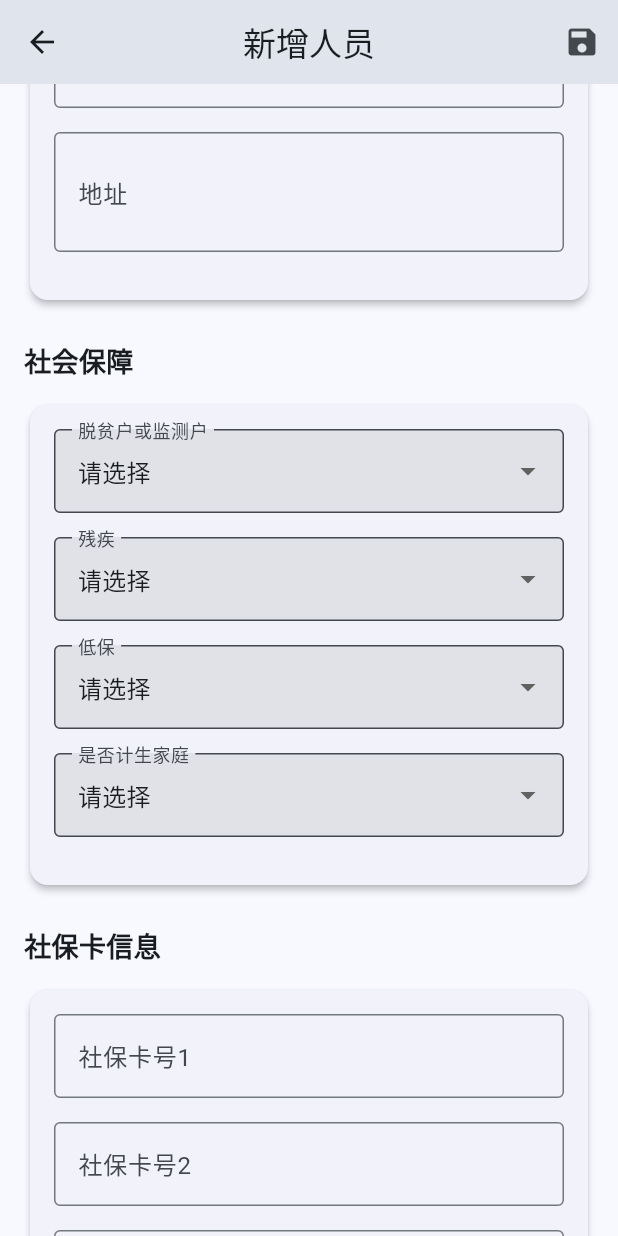
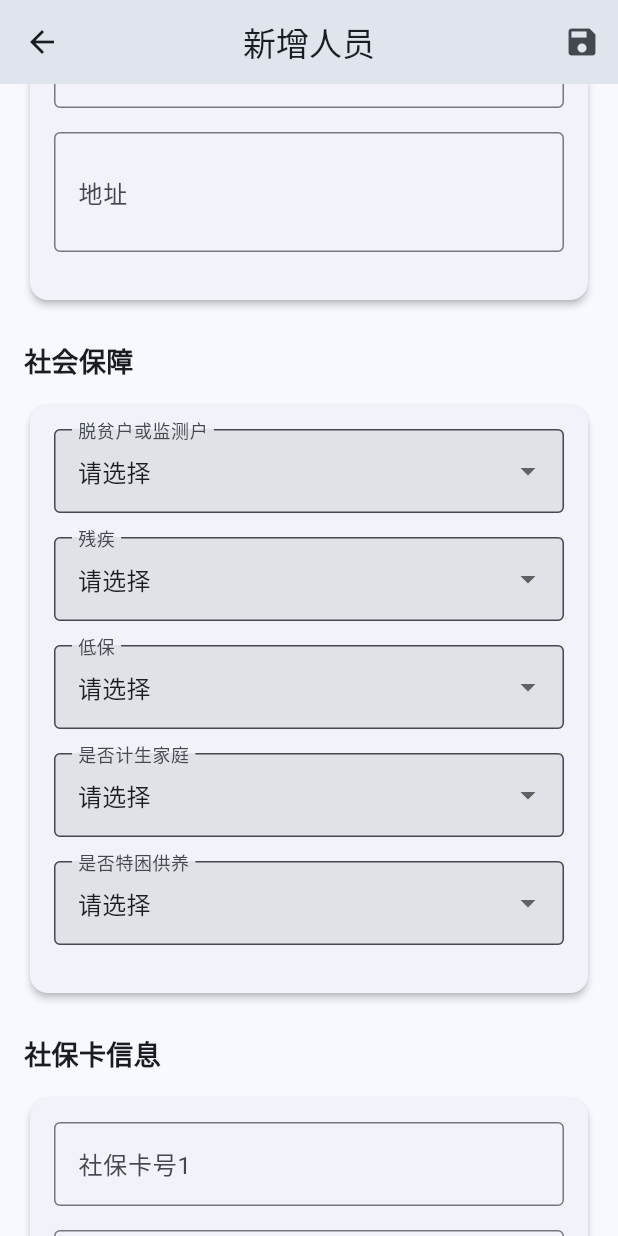
Before and after one commit to XTLT/db-population-system-mobile, a Flutter app: the PersonEditPage screen opened directly, scrolled down 576 dp, on a phone screen of 412 x 824 dp. Run offline on Flutter 3.47's test engine with Material 3 defaults, Android fonts, the phone set to English and light mode, and no system bars; our stand-ins replace cached_network_image, connectivity_plus, dio, fl_chart, flutter_local_notifications, flutter_secure_storage and 6 more; accounts and stored records are empty; network calls fail.

Commit message:
feat: 添加特困供养人员字段 (tekun + tekun_type)
新增字段:
- tekun: 是否特困供养 (是/否)
- tekun_type: 供养类型 (集中供养/散居特困)

修改范围 (19个文件):
- 数据库: server/database.py, desktop/core/database.py
  Person/DeletedPerson 模型 + 迁移 + 筛选 + 分布 + 对比
- 服务端API: persons.py, statistics.py, web_app.py, excel_importer.py
- 桌面端: main.py, edit_dialog, add_dialog, export_dialog, config, excel_importer
- 移动端: person model, edit/detail page, stats page, search, api

UI模式参照残疾/残疾等级:
选择'是'后弹出供养类型下拉框 (集中供养/散居特困)
统计页分别显示集中供养和散居特困人数

```diff
--- a/lib/api/person_api.dart
+++ b/lib/api/person_api.dart
@@ -40,6 +40,8 @@ class PersonApi {
     int? ageMax,
     String? disability,
     String? dibao,
+    String? tekun,
+    String? tekunType,
     String? isDead,
     int limit = 100,
   }) async {
@@ -53,6 +55,8 @@ class PersonApi {
         if (ageMax != null) 'age_max': ageMax,
         if (disability != null && disability.isNotEmpty) 'disability': disability,
         if (dibao != null && dibao.isNotEmpty) 'dibao': dibao,
+        if (tekun != null && tekun.isNotEmpty) 'tekun': tekun,
+        if (tekunType != null && tekunType.isNotEmpty) 'tekun_type': tekunType,
         if (isDead != null && isDead.isNotEmpty) 'is_dead': isDead,
         'limit': limit,
       });
--- a/lib/models/person.dart
+++ b/lib/models/person.dart
@@ -69,6 +69,8 @@ class Person {
   final String? disLevel;
   final String? dibao;
   final String? jisheng;
+  final String? tekun;
+  final String? tekunType;
   final String? socialCard1;
   final String? socialCard2;
   final String? socialCard3;
@@ -93,6 +95,8 @@ class Person {
     this.disLevel,
     this.dibao,
     this.jisheng,
+    this.tekun,
+    this.tekunType,
     this.socialCard1,
     this.socialCard2,
     this.socialCard3,
@@ -119,6 +123,8 @@ class Person {
       disLevel: json['dis_level'],
       dibao: json['dibao'],
       jisheng: json['jisheng'],
+      tekun: json['tekun'],
+      tekunType: json['tekun_type'],
       socialCard1: json['social_card1'],
       socialCard2: json['social_card2'],
       socialCard3: json['social_card3'],
@@ -147,6 +153,8 @@ class Person {
       'dis_level': disLevel,
       'dibao': dibao,
       'jisheng': jisheng,
+      'tekun': tekun,
+      'tekun_type': tekunType,
       'social_card1': socialCard1,
       'social_card2': socialCard2,
       'social_card3': socialCard3,
--- a/lib/pages/person/person_detail_page.dart
+++ b/lib/pages/person/person_detail_page.dart
@@ -256,6 +256,10 @@ class _PersonDetailPageState extends State<PersonDetailPage>
             ],
             _buildInfoItem('低保', person.dibao),
             _buildInfoItem('是否计生家庭', person.jisheng),
+            _buildInfoItem('是否特困供养', person.tekun),
+            if (person.tekun == '是') ...[
+              _buildInfoItem('供养类型', person.tekunType),
+            ],
           ]),
 
           _buildInfoSection('社保卡信息', [
--- a/lib/pages/person/person_edit_page.dart
+++ b/lib/pages/person/person_edit_page.dart
@@ -48,6 +48,8 @@ class _PersonEditPageState extends State<PersonEditPage> {
   String? _disLevel;
   String? _dibao;
   String? _jisheng;
+  String? _tekun;
+  String? _tekunType;
 
   String? _grade;
   String? _isLeftBehind;
@@ -92,6 +94,8 @@ class _PersonEditPageState extends State<PersonEditPage> {
     _disLevel = widget.person?.disLevel;
     _dibao = widget.person?.dibao;
     _jisheng = widget.person?.jisheng;
+    _tekun = widget.person?.tekun;
+    _tekunType = widget.person?.tekunType;
 
     _grade = widget.person?.education?.grade;
     _isLeftBehind = widget.person?.education?.isLeftBehind;
@@ -305,6 +309,8 @@ class _PersonEditPageState extends State<PersonEditPage> {
         'dis_level': _disLevel,
         'dibao': _dibao,
         'jisheng': _jisheng,
+        'tekun': _tekun,
+        'tekun_type': _tekunType,
         'social_card1': _socialCard1Controller.text.trim(),
         'social_card2': _socialCard2Controller.text.trim(),
         'social_card3': _socialCard3Controller.text.trim(),
@@ -562,6 +568,31 @@ class _PersonEditPageState extends State<PersonEditPage> {
                         });
                       },
                     ),
+                    _buildDropdown(
+                      value: _tekun,
+                      label: '是否特困供养',
+                      items: const ['', '是', '否'],
+                      onChanged: (value) {
+                        setState(() {
+                          _tekun = value;
+                          if (value != '是') {
+                            _tekunType = null;
+                          }
+                        });
+                      },
+                    ),
+                    if (_tekun == '是') ...[
+                      _buildDropdown(
+                        value: _tekunType,
+                        label: '供养类型',
+                        items: const ['', '集中供养', '散居特困'],
+                        onChanged: (value) {
+                          setState(() {
+                            _tekunType = value;
+                          });
+                        },
+                      ),
+                    ],
                   ]),
 
                   const SizedBox(height: 24),
```
Also changed, not shown: lib/pages/home/stats_page.dart (+23 -0 lines), lib/pages/search/advanced_search_page.dart (+59 -0 lines).
